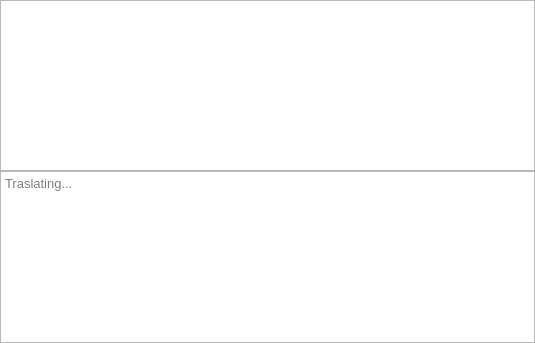
Old version of the form src/popupdialog.ui in the repository glaumar/PopTranslate.
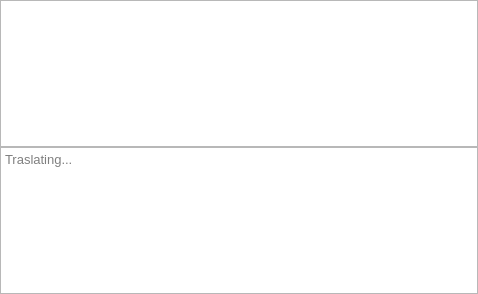
New version of the form.

Commit message: Support to turn pop-up window into normal window

The edit to the form file:
```diff
--- a/src/popupdialog.ui
+++ b/src/popupdialog.ui
@@ -6,10 +6,16 @@
    <rect>
     <x>0</x>
     <y>0</y>
-    <width>535</width>
-    <height>343</height>
+    <width>478</width>
+    <height>294</height>
    </rect>
   </property>
+  <property name="sizePolicy">
+   <sizepolicy hsizetype="Minimum" vsizetype="Minimum">
+    <horstretch>0</horstretch>
+    <verstretch>0</verstretch>
+   </sizepolicy>
+  </property>
   <property name="font">
    <font>
     <pointsize>10</pointsize>
@@ -48,6 +54,15 @@
    </property>
    <item>
     <widget class="QPlainTextEdit" name="src_plain_text_edit">
+     <property name="enabled">
+      <bool>true</bool>
+     </property>
+     <property name="sizePolicy">
+      <sizepolicy hsizetype="Minimum" vsizetype="Minimum">
+       <horstretch>0</horstretch>
+       <verstretch>0</verstretch>
+      </sizepolicy>
+     </property>
      <property name="styleSheet">
       <string notr="true"/>
      </property>
@@ -57,6 +72,9 @@
      <property name="frameShadow">
       <enum>QFrame::Sunken</enum>
      </property>
+     <property name="sizeAdjustPolicy">
+      <enum>QAbstractScrollArea::AdjustToContents</enum>
+     </property>
      <property name="textInteractionFlags">
       <set>Qt::NoTextInteraction</set>
      </property>
@@ -64,6 +82,12 @@
    </item>
    <item>
     <widget class="QTextEdit" name="trans_text_edit">
+     <property name="sizePolicy">
+      <sizepolicy hsizetype="Minimum" vsizetype="Minimum">
+       <horstretch>0</horstretch>
+       <verstretch>0</verstretch>
+      </sizepolicy>
+     </property>
      <property name="layoutDirection">
       <enum>Qt::LeftToRight</enum>
      </property>
@@ -85,8 +109,14 @@
      <property name="midLineWidth">
       <number>0</number>
      </property>
+     <property name="verticalScrollBarPolicy">
+      <enum>Qt::ScrollBarAsNeeded</enum>
+     </property>
+     <property name="horizontalScrollBarPolicy">
+      <enum>Qt::ScrollBarAsNeeded</enum>
+     </property>
      <property name="sizeAdjustPolicy">
-      <enum>QAbstractScrollArea::AdjustIgnored</enum>
+      <enum>QAbstractScrollArea::AdjustToContents</enum>
      </property>
      <property name="readOnly">
       <bool>true</bool>
```
Left out of the diff: 2 changed lines with no effect on the pictures. The commit also changes 3 other files.
